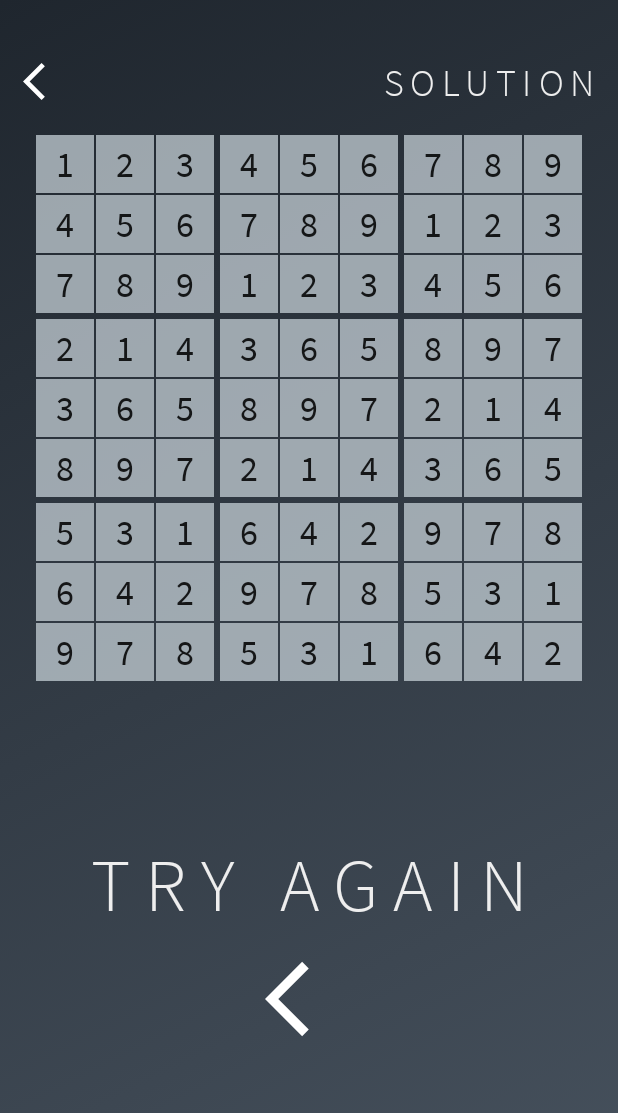
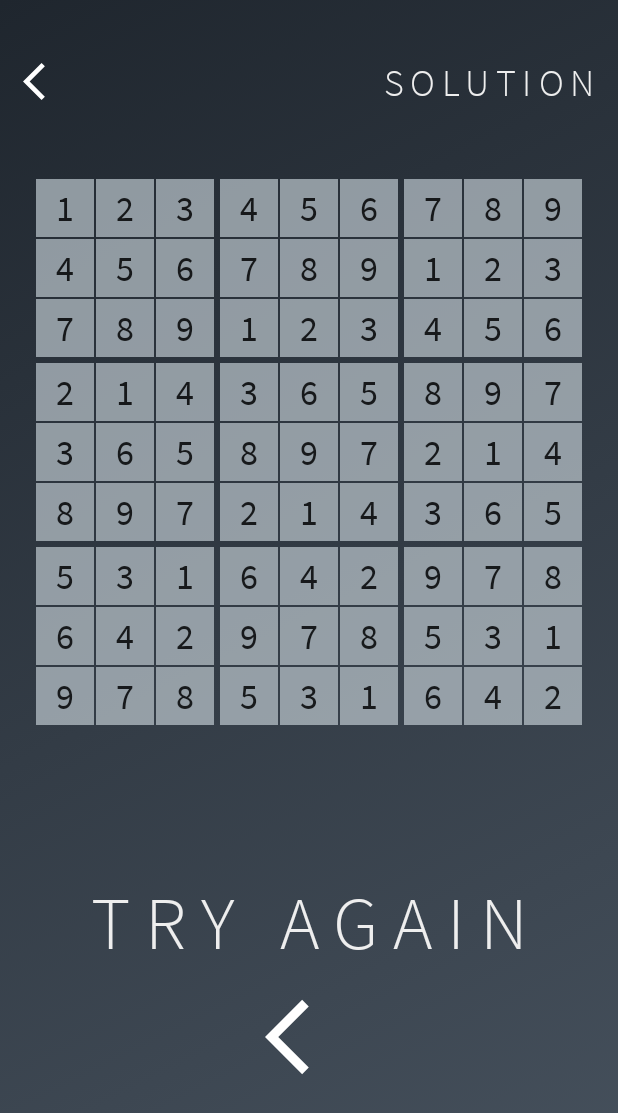
Before and after one commit to YashNishal/Sudoku-App, an Android app built with Jetpack Compose: the PrimaryActivity screen opened directly, with no data from a screen before it, after a tap on "SOLUTION", on a phone screen of 412 x 824 dp. Shown: the top 1113 px of the screen. Run offline under Robolectric (Android 15) with nearby library versions, the phone set to English and light mode, and no system bars; our stand-ins replace Volley; libraries missing offline, so code that uses them is left out: es.dmoral.toasty, maes.tech.intentanim; 2 statements that could not run were skipped.

Commit message:
Added Animation to grid and converted layout to spacer with fillMaxHeight

```diff
--- a/app/src/main/java/com/example/sudoku/MainActivity.kt
+++ b/app/src/main/java/com/example/sudoku/MainActivity.kt
@@ -194,7 +194,7 @@ fun ButtonsAndProgressBar(loading: MutableState<Boolean>) {
     val context = LocalContext.current
 
     Column(horizontalAlignment = Alignment.CenterHorizontally) {
-        Spacer(modifier = Modifier.height(250.dp))
+        Spacer(modifier = Modifier.fillMaxHeight(0.325f))
         Text(modifier = Modifier
             .padding(4.dp)
             .pointerInteropFilter {
--- a/app/src/main/java/com/example/sudoku/PrimaryActivity.kt
+++ b/app/src/main/java/com/example/sudoku/PrimaryActivity.kt
@@ -9,11 +9,8 @@ import android.view.WindowManager
 import android.widget.Toast
 import androidx.activity.ComponentActivity
 import androidx.activity.compose.setContent
-import androidx.compose.animation.AnimatedVisibility
-import androidx.compose.animation.ExperimentalAnimationApi
+import androidx.compose.animation.core.animateFloatAsState
 import androidx.compose.animation.core.tween
-import androidx.compose.animation.fadeIn
-import androidx.compose.animation.fadeOut
 import androidx.compose.foundation.background
 import androidx.compose.foundation.clickable
 import androidx.compose.foundation.layout.*
@@ -22,6 +19,7 @@ import androidx.compose.runtime.*
 import androidx.compose.ui.Alignment
 import androidx.compose.ui.ExperimentalComposeUiApi
 import androidx.compose.ui.Modifier
+import androidx.compose.ui.draw.alpha
 import androidx.compose.ui.graphics.Color
 import androidx.compose.ui.input.pointer.pointerInteropFilter
 import androidx.compose.ui.platform.LocalContext
@@ -33,13 +31,13 @@ import androidx.compose.ui.unit.dp
 import androidx.compose.ui.unit.sp
 import com.example.sudoku.ui.theme.*
 import es.dmoral.toasty.Toasty
+import kotlinx.coroutines.delay
 import maes.tech.intentanim.CustomIntent.customType
 
 var change = "0"
 
 @ExperimentalComposeUiApi
 class PrimaryActivity : ComponentActivity() {
-    @ExperimentalAnimationApi
     override fun onCreate(savedInstanceState: Bundle?) {
 
         @Suppress("DEPRECATION")
@@ -53,9 +51,7 @@ class PrimaryActivity : ComponentActivity() {
         initializeToasty()
         super.onCreate(savedInstanceState)
         setContent {
-            val solution = remember { mutableStateOf(false) }
-            val correct = remember { mutableStateOf(false) }
-            App(solution, correct)
+            App()
         }
     }
 }
@@ -64,10 +60,32 @@ class PrimaryActivity : ComponentActivity() {
 /* ---------------------MAIN APP----------------------- */
 
 
-@ExperimentalAnimationApi
 @ExperimentalComposeUiApi
 @Composable
-fun App(solution: MutableState<Boolean>, correct: MutableState<Boolean>) {
+fun App() {
+    val solution = remember { mutableStateOf(false) }
+    val correct = remember { mutableStateOf(false) }
+
+    val solAnim = remember { mutableStateOf(true) }
+    val corAnim = remember { mutableStateOf(true) }
+
+    val spacerHeight by animateFloatAsState(targetValue = if (solution.value or correct.value) 0.04f else 0f, tween(1000))
+    val fadeIn by animateFloatAsState(targetValue = if (solution.value or correct.value) 0f else 1f, tween(1000))
+
+    if (solution.value) {
+        LaunchedEffect(solution.value) {
+            delay(800)
+            solAnim.value = false
+        }
+    }
+
+    if (correct.value) {
+        LaunchedEffect(correct.value) {
+            delay(800)
+            corAnim.value = false
+        }
+    }
+
     SudokuTheme {
         // A surface container using the 'background' color from the theme
         Surface(color = Color.Black, modifier = Modifier.fillMaxSize()) {
@@ -75,41 +93,36 @@ fun App(solution: MutableState<Boolean>, correct: MutableState<Boolean>) {
             Column {
                 Spacer(modifier = Modifier.padding(12.dp))
                 TopBar(solution)
+                Spacer(modifier = Modifier.fillMaxHeight(spacerHeight))
                 Column(
                     horizontalAlignment = Alignment.CenterHorizontally,
                     modifier = Modifier.fillMaxSize()
                 ) {
+                    Box {
                         if (solution.value) {
                             matrix = original.copy()
-                        Grid()
-                    } else
-                        Grid()
-
-
-                    AnimatedVisibility(
-                        visible = correct.value,
-                        enter = fadeIn(animationSpec = tween(500)),
-                    ) {
+                            Grid(0.9f)
+                        }
+                        if (solAnim.value) {
+                            Grid(fadeIn)
+                        }
+                    }
+                    Spacer(Modifier.fillMaxHeight(0.06f))
+                    Spacer(Modifier.fillMaxHeight(spacerHeight*6))
+                    when {
+                        correct.value -> {
                             FinalScreen(text = "VICTORY!")
                         }
-                    AnimatedVisibility(
-                        visible = solution.value,
-                        enter = fadeIn(animationSpec = tween(500))
-                    ) {
+                        solution.value -> {
                             FinalScreen(text = "TRY AGAIN")
                         }
-
-                    AnimatedVisibility(
-                        visible = (!correct.value && !solution.value),
-                        exit = fadeOut(animationSpec = tween(500))
-                    ) {
-                        Column(
-                            horizontalAlignment = Alignment.CenterHorizontally,
-                            verticalArrangement = Arrangement.SpaceAround,
-                            modifier = Modifier.fillMaxSize()
-                        ) {
+                        else -> {
+                            Column (horizontalAlignment = Alignment.CenterHorizontally, verticalArrangement = Arrangement.SpaceBetween, modifier = Modifier
+                                .fillMaxSize()){
                                 MiddleButtons(correct)
                                 DialPad()
+                                Spacer(modifier = Modifier.padding(10.dp))
+                            }
                         }
                     }
                 }
@@ -188,8 +201,11 @@ fun SolutionButton(solution: MutableState<Boolean>) {
 
 
 @Composable
-fun Grid() {
-    Column(Modifier.padding(2.dp)) {
+fun Grid(f: Float) {
+    Column(
+        Modifier
+            .padding(2.dp)
+            .alpha(f)) {
         Row {
             SubGrid(0)
             SubGrid(1)
@@ -427,7 +443,6 @@ fun FinalScreen(text: String, color: Color = TextWhite) {
         horizontalAlignment = Alignment.CenterHorizontally,
         verticalArrangement = Arrangement.SpaceAround
     ) {
-        Spacer(modifier = Modifier.padding(top = 100.dp))
         Text(
             text = text,
             fontSize = 50.sp,
@@ -450,34 +465,46 @@ fun disableAll(dialStateList: List<MutableState<Boolean>>) {
     }
 }
 
-@ExperimentalAnimationApi
 @ExperimentalComposeUiApi
 @Preview(showBackground = true)
 @Composable
-fun PrimaryScreen() {
+fun DefaultPreview2() {
     val solution = remember { mutableStateOf(false) }
     val correct = remember { mutableStateOf(false) }
-    App(solution, correct)
+    val fadeIn by animateFloatAsState(targetValue = if (solution.value or correct.value) 0f else 1f, tween(1000))
+    val fadeOut by animateFloatAsState(targetValue = if (solution.value or correct.value) 1f else 0f, tween(1000, 500))
+    SudokuTheme {
+        // A surface container using the 'background' color from the theme
+        Surface(color = Color.Black, modifier = Modifier.fillMaxSize()) {
+            Background(mutableStateOf(true))
+            Column {
+                Spacer(modifier = Modifier.padding(12.dp))
+                TopBar(solution)
+                Column(
+                    horizontalAlignment = Alignment.CenterHorizontally,
+                    verticalArrangement = Arrangement.SpaceAround,
+                    modifier = Modifier.fillMaxSize()
+                ) {
+                    if (solution.value) {
+                        matrix = original.copy()
+                        Grid(fadeIn)
+                    } else
+                        Grid(fadeOut)
+                    when {
+                        correct.value -> {
+                            FinalScreen(text = "VICTORY!", color = TextWhite)
+
                         }
-
-
-@ExperimentalAnimationApi
-@ExperimentalComposeUiApi
-@Preview(showBackground = true)
-@Composable
-fun TryAgainScreen() {
-    val solution = remember { mutableStateOf(true) }
-    val correct = remember { mutableStateOf(false) }
-    App(solution, correct)
+                        solution.value -> {
+                            FinalScreen(text = "TRY AGAIN", color = TextWhite)
                         }
-
-
-@ExperimentalAnimationApi
-@ExperimentalComposeUiApi
-@Preview(showBackground = true)
-@Composable
-fun VictoryScreen() {
-    val solution = remember { mutableStateOf(false) }
-    val correct = remember { mutableStateOf(true) }
-    App(solution, correct)
+                        else -> {
+                            MiddleButtons(correct)
+                            DialPad()
                         }
+                    }
+                }
+            }
+        }
+    }
+}
```
Lines whose indentation alone changed are shown as unchanged.
